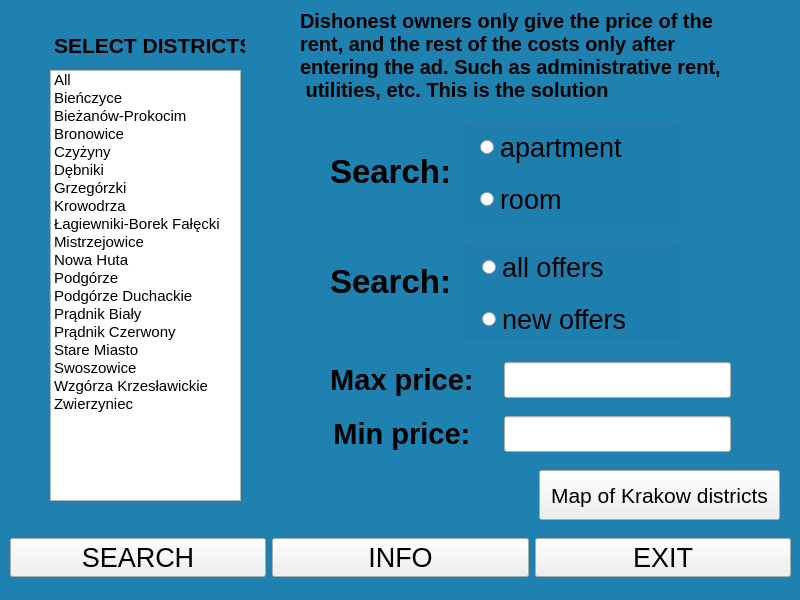
First picture: the form in src/mainWindow.ui, repository GrzegorzPustulka/Olx-Apartment-finder-GUI, before the edit.
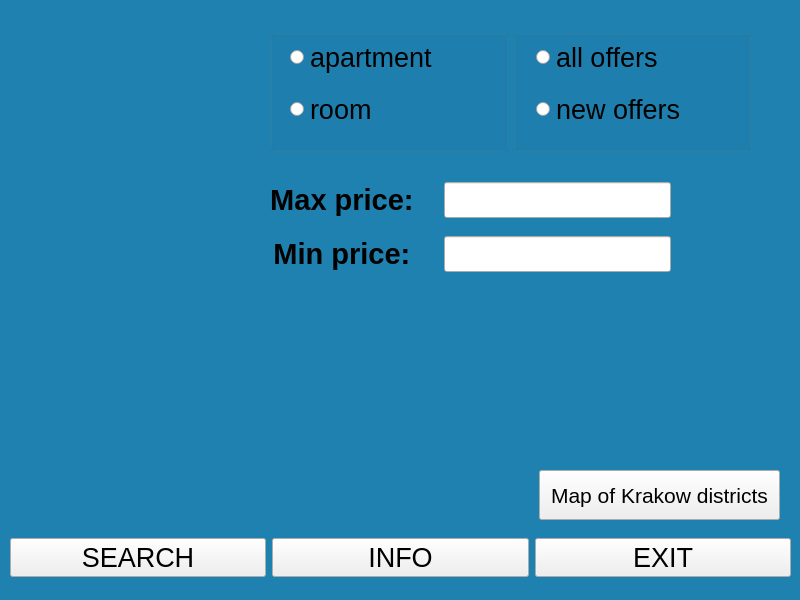
Second picture: the form after the edit.

```diff
--- a/src/mainWindow.ui
+++ b/src/mainWindow.ui
@@ -30,135 +30,6 @@
 background-color: #1e81b0;
 }</string>
   </property>
-  <widget class="QListWidget" name="districtsList">
-   <property name="geometry">
-    <rect>
-     <x>50</x>
-     <y>70</y>
-     <width>191</width>
-     <height>431</height>
-    </rect>
-   </property>
-   <property name="font">
-    <font>
-     <pointsize>11</pointsize>
-     <bold>false</bold>
-    </font>
-   </property>
-   <property name="selectionMode">
-    <enum>QAbstractItemView::MultiSelection</enum>
-   </property>
-   <property name="flow">
-    <enum>QListView::TopToBottom</enum>
-   </property>
-   <property name="isWrapping" stdset="0">
-    <bool>false</bool>
-   </property>
-   <property name="resizeMode">
-    <enum>QListView::Fixed</enum>
-   </property>
-   <property name="layoutMode">
-    <enum>QListView::SinglePass</enum>
-   </property>
-   <property name="currentRow">
-    <number>-1</number>
-   </property>
-   <item>
-    <property name="text">
-     <string>All</string>
-    </property>
-   </item>
-   <item>
-    <property name="text">
-     <string>Bieńczyce</string>
-    </property>
-   </item>
-   <item>
-    <property name="text">
-     <string>Bieżanów-Prokocim</string>
-    </property>
-   </item>
-   <item>
-    <property name="text">
-     <string>Bronowice</string>
-    </property>
-   </item>
-   <item>
-    <property name="text">
-     <string>Czyżyny</string>
-    </property>
-   </item>
-   <item>
-    <property name="text">
-     <string>Dębniki</string>
-    </property>
-   </item>
-   <item>
-    <property name="text">
-     <string>Grzegórzki</string>
-    </property>
-   </item>
-   <item>
-    <property name="text">
-     <string>Krowodrza</string>
-    </property>
-   </item>
-   <item>
-    <property name="text">
-     <string>Łagiewniki-Borek Fałęcki</string>
-    </property>
-   </item>
-   <item>
-    <property name="text">
-     <string>Mistrzejowice</string>
-    </property>
-   </item>
-   <item>
-    <property name="text">
-     <string>Nowa Huta</string>
-    </property>
-   </item>
-   <item>
-    <property name="text">
-     <string>Podgórze</string>
-    </property>
-   </item>
-   <item>
-    <property name="text">
-     <string>Podgórze Duchackie</string>
-    </property>
-   </item>
-   <item>
-    <property name="text">
-     <string>Prądnik Biały</string>
-    </property>
-   </item>
-   <item>
-    <property name="text">
-     <string>Prądnik Czerwony</string>
-    </property>
-   </item>
-   <item>
-    <property name="text">
-     <string>Stare Miasto</string>
-    </property>
-   </item>
-   <item>
-    <property name="text">
-     <string>Swoszowice</string>
-    </property>
-   </item>
-   <item>
-    <property name="text">
-     <string>Wzgórza Krzesławickie</string>
-    </property>
-   </item>
-   <item>
-    <property name="text">
-     <string>Zwierzyniec</string>
-    </property>
-   </item>
-  </widget>
   <widget class="QPushButton" name="mapBtn">
    <property name="geometry">
     <rect>
@@ -178,104 +49,11 @@
     <string>Map of Krakow districts</string>
    </property>
   </widget>
-  <widget class="QGroupBox" name="kindLayout">
-   <property name="geometry">
-    <rect>
-     <x>460</x>
-     <y>120</y>
-     <width>221</width>
-     <height>111</height>
-    </rect>
-   </property>
-   <property name="title">
-    <string/>
-   </property>
    <widget class="QWidget" name="layoutWidget">
     <property name="geometry">
      <rect>
-      <x>20</x>
-      <y>0</y>
-      <width>181</width>
-      <height>109</height>
-     </rect>
-    </property>
-    <layout class="QVBoxLayout" name="verticalLayout">
-     <item>
-      <widget class="QRadioButton" name="apartmentRbtn">
-       <property name="font">
-        <font>
-         <pointsize>20</pointsize>
-        </font>
-       </property>
-       <property name="text">
-        <string>apartment</string>
-       </property>
-      </widget>
-     </item>
-     <item>
-      <widget class="QRadioButton" name="roomRbtn">
-       <property name="font">
-        <font>
-         <pointsize>20</pointsize>
-        </font>
-       </property>
-       <property name="text">
-        <string>room</string>
-       </property>
-      </widget>
-     </item>
-    </layout>
-   </widget>
-  </widget>
-  <widget class="QLabel" name="searchLabel">
-   <property name="geometry">
-    <rect>
-     <x>330</x>
-     <y>150</y>
-     <width>121</width>
-     <height>42</height>
-    </rect>
-   </property>
-   <property name="font">
-    <font>
-     <pointsize>25</pointsize>
-     <bold>true</bold>
-    </font>
-   </property>
-   <property name="text">
-    <string>Search: </string>
-   </property>
-  </widget>
-  <widget class="QLabel" name="descriptionLabel">
-   <property name="geometry">
-    <rect>
-     <x>300</x>
-     <y>-20</y>
-     <width>461</width>
-     <height>151</height>
-    </rect>
-   </property>
-   <property name="font">
-    <font>
-     <family>Arial</family>
-     <pointsize>15</pointsize>
-     <italic>false</italic>
-     <bold>true</bold>
-     <kerning>false</kerning>
-    </font>
-   </property>
-   <property name="text">
-    <string>Dishonest owners only give the price of the
-rent, and the rest of the costs only after
-entering the ad. Such as administrative rent,
- utilities, etc. This is the solution</string>
-   </property>
-  </widget>
-  <widget class="QWidget" name="layoutWidget">
-   <property name="geometry">
-    <rect>
-     <x>330</x>
-     <y>350</y>
+     <x>270</x>
+     <y>170</y>
      <width>401</width>
      <height>116</height>
     </rect>
@@ -448,34 +226,61 @@
     </item>
    </layout>
   </widget>
-  <widget class="QLabel" name="searchLabel_2">
+  <widget class="QWidget" name="">
    <property name="geometry">
     <rect>
-     <x>330</x>
-     <y>260</y>
-     <width>121</width>
-     <height>42</height>
+     <x>270</x>
+     <y>30</y>
+     <width>481</width>
+     <height>121</height>
     </rect>
    </property>
+   <layout class="QGridLayout" name="gridLayout">
+    <item row="0" column="0">
+     <widget class="QGroupBox" name="kindLayout">
+      <property name="title">
+       <string/>
+      </property>
+      <widget class="QWidget" name="layoutWidget">
+       <property name="geometry">
+        <rect>
+         <x>20</x>
+         <y>0</y>
+         <width>181</width>
+         <height>109</height>
+        </rect>
+       </property>
+       <layout class="QVBoxLayout" name="verticalLayout">
+        <item>
+         <widget class="QRadioButton" name="apartmentRbtn">
    <property name="font">
     <font>
-     <pointsize>25</pointsize>
-     <bold>true</bold>
+            <pointsize>20</pointsize>
     </font>
    </property>
    <property name="text">
-    <string>Search: </string>
-   </property>
-  </widget>
+           <string>apartment</string>
+          </property>
+         </widget>
+        </item>
+        <item>
+         <widget class="QRadioButton" name="roomRbtn">
+          <property name="font">
+           <font>
+            <pointsize>20</pointsize>
+           </font>
+          </property>
+          <property name="text">
+           <string>room</string>
+          </property>
+         </widget>
+        </item>
+       </layout>
+      </widget>
+     </widget>
+    </item>
+    <item row="0" column="1">
   <widget class="QGroupBox" name="kindLayout_2">
-   <property name="geometry">
-    <rect>
-     <x>460</x>
-     <y>240</y>
-     <width>221</width>
-     <height>101</height>
-    </rect>
-   </property>
    <property name="title">
     <string/>
    </property>
@@ -516,27 +321,8 @@
     </layout>
    </widget>
   </widget>
-  <widget class="QLabel" name="textDistrictsLabel">
-   <property name="geometry">
-    <rect>
-     <x>54</x>
-     <y>30</y>
-     <width>191</width>
-     <height>31</height>
-    </rect>
-   </property>
-   <property name="font">
-    <font>
-     <pointsize>16</pointsize>
-     <bold>true</bold>
-    </font>
-   </property>
-   <property name="styleSheet">
-    <string notr="true"/>
-   </property>
-   <property name="text">
-    <string>SELECT DISTRICTS</string>
-   </property>
+    </item>
+   </layout>
   </widget>
  </widget>
  <resources/>
```
Lines whose indentation alone changed are shown as unchanged.
